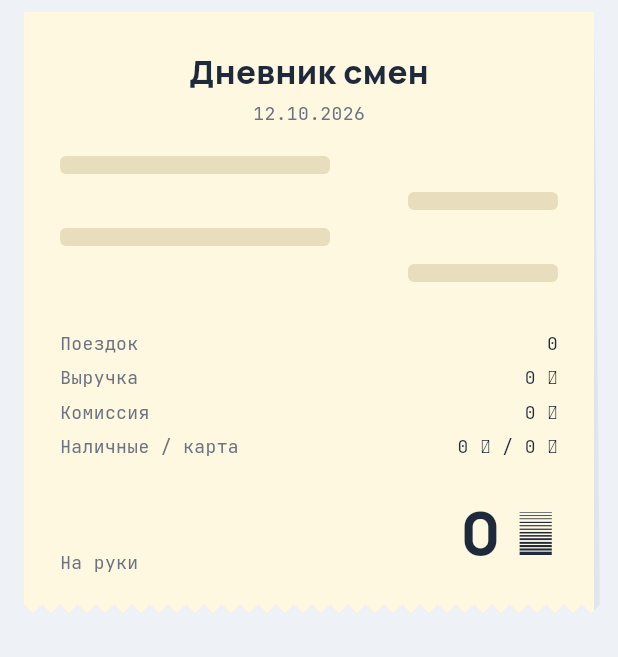
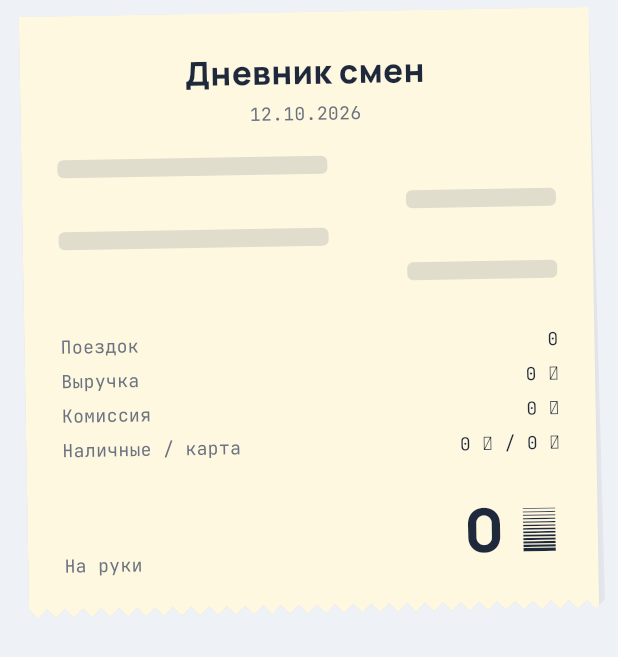
Before and after one commit to Shyngysd/DriveDiary, a Flutter app: the _ReceiptViewport widget shown alone on an empty page, opened directly with empty values, on a phone screen of 412 x 824 dp. Shown: the top 657 px of the screen. Run offline on Flutter 3.47's test engine with Material 3 defaults, Android fonts, the phone set to English and light mode, and no system bars; our stand-ins replace dio, flutter_riverpod; network calls fail.

Commit message:
Receipt: dark theme, button overlay, pixel-perfect match to the design.

```diff
--- a/app/lib/features/trips/presentation/widgets/receipt_card.dart
+++ b/app/lib/features/trips/presentation/widgets/receipt_card.dart
@@ -1,6 +1,7 @@
 import 'package:flutter/material.dart';
 
 import '../../../../core/format/formatters.dart';
+import '../../../../core/theme/app_theme.dart';
 import '../../domain/day_summary.dart';
 import '../../domain/trip.dart';
 import 'dashed_divider.dart';
@@ -24,11 +25,13 @@ class ReceiptCard extends StatelessWidget {
   final bool loading;
 
   @override
-  Widget build(BuildContext context) => ClipPath(
+  Widget build(BuildContext context) => Transform.rotate(
+    angle: -0.01745,
+    child: ClipPath(
       clipper: TornEdgeClipper(),
       child: DecoratedBox(
         decoration: BoxDecoration(
-        color: const Color(0xFFFFF8E1),
+          color: AppTheme.receiptPaper,
           boxShadow: [
             BoxShadow(
               color: Colors.black.withValues(alpha: 0.12),
@@ -44,7 +47,7 @@ class ReceiptCard extends StatelessWidget {
               const Text(
                 'Дневник смен',
                 style: TextStyle(
-                color: Color(0xFF1E293B),
+                  color: AppTheme.ink,
                   fontSize: 22,
                   fontWeight: FontWeight.w800,
                 ),
@@ -53,7 +56,7 @@ class ReceiptCard extends StatelessWidget {
               Text(
                 formatDate(date),
                 style: const TextStyle(
-                color: Color(0xFF6B7280),
+                  color: AppTheme.secondaryInk,
                   fontFamily: 'JetBrains Mono',
                   fontSize: 12,
                 ),
@@ -67,7 +70,7 @@ class ReceiptCard extends StatelessWidget {
                   child: Text(
                     'Поездок нет',
                     style: TextStyle(
-                    color: Color(0xFF6B7280),
+                      color: AppTheme.secondaryInk,
                       fontFamily: 'JetBrains Mono',
                     ),
                   ),
@@ -103,6 +106,7 @@ class ReceiptCard extends StatelessWidget {
           ),
         ),
       ),
+    ),
   );
 }
 
@@ -123,7 +127,7 @@ class _SkeletonRows extends StatelessWidget {
             height: 12,
             width: index.isEven ? 180 : 100,
             decoration: BoxDecoration(
-              color: const Color(0xFFE8DDBD),
+              color: AppTheme.receiptMutedInk.withValues(alpha: 0.18),
               borderRadius: BorderRadius.circular(4),
             ),
           ),
--- a/app/lib/main.dart
+++ b/app/lib/main.dart
@@ -135,7 +135,7 @@ class _ReceiptViewport extends StatelessWidget {
         child: ConstrainedBox(
           constraints: const BoxConstraints(maxWidth: 420),
           child: Padding(
-            padding: const EdgeInsets.fromLTRB(16, 8, 16, 100),
+            padding: const EdgeInsets.fromLTRB(16, 8, 16, 112),
             child: GestureDetector(
               onHorizontalDragEnd: (details) {
                 final velocity = details.primaryVelocity ?? 0;
```
Also changed, not shown: 3 other files. Lines whose indentation alone changed are shown as unchanged.
